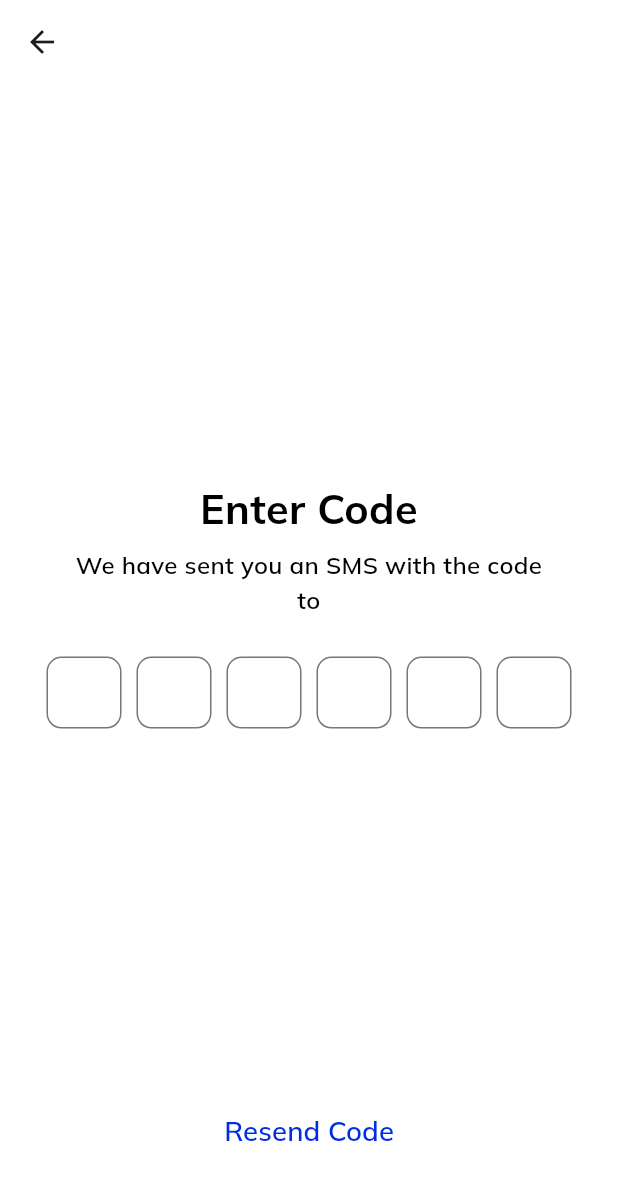
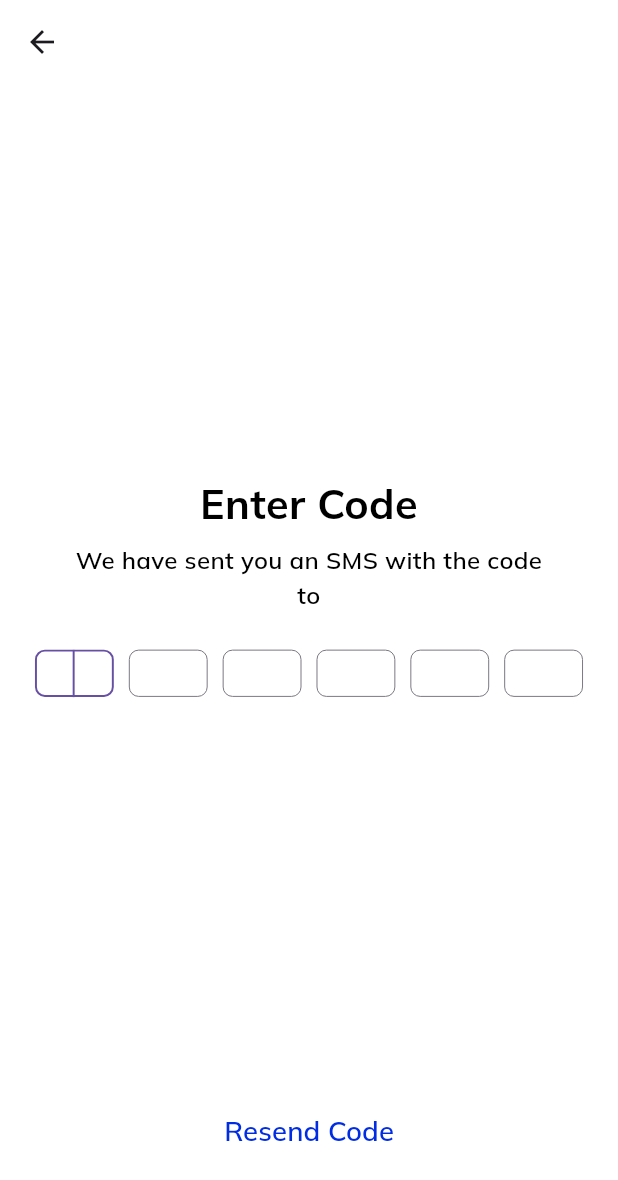
Before and after one commit to byteVortex0/Chateo, a Flutter app: the LoginVerificationOTP screen opened directly with empty values, on a phone screen of 412 x 824 dp. Shown: the top 1180 px of the screen. Run offline on Flutter 3.47's test engine with Material 3 defaults, Android fonts, the phone set to English and light mode, and no system bars; our stand-ins replace bloc, country_code_picker, firebase_auth, firebase_core, flutter_bloc, flutter_screenutil and 5 more; accounts and stored records are empty.

Commit message:
rerfactor code done

```diff
--- a/lib/chateo.dart
+++ b/lib/chateo.dart
@@ -25,7 +25,6 @@ class Chateo extends StatelessWidget {
               debugShowCheckedModeBanner: false,
               darkTheme: ThemeManager.darkTheme,
               theme: ThemeManager.lightTheme,
-              //TODO: refactor
               themeMode:
                   context.read<ThemeCubit>().isDark
                       ? ThemeMode.dark
--- a/lib/core/app/theme_cubit/theme_cubit.dart
+++ b/lib/core/app/theme_cubit/theme_cubit.dart
@@ -6,18 +6,24 @@ import '../../service/shared_pref/shared_pref.dart';
 part 'theme_state.dart';
 
 class ThemeCubit extends Cubit<ThemeState> {
-  ThemeCubit() : super(ThemeInitial());
+  ThemeCubit() : super(ThemeInitial()) {
+    loadTheme();
+  }
 
-  bool isDark =
-      PlatformDispatcher.instance.platformBrightness == Brightness.dark;
+  Future<void> loadTheme() async {
+    final savedTheme = await SharedPref.getValue(PrefKey.isDark) as bool?;
+    final defaultTheme =
+        PlatformDispatcher.instance.platformBrightness == Brightness.dark;
+
+    emit(ChangeThemeMode(isDark: savedTheme ?? defaultTheme));
+  }
 
   Future<void> changeThemeMode({bool? sharedMode}) async {
-    if (sharedMode != null) {
-      isDark = sharedMode;
-    } else {
-      isDark = !isDark;
-      await SharedPref.setValue(PrefKey.isDark, isDark);
-    }
-    emit(ChangeThemeMode(isDark: isDark));
+    final newMode = sharedMode ?? !isDark;
+    await SharedPref.setValue(PrefKey.isDark, newMode);
+    emit(ChangeThemeMode(isDark: newMode));
   }
+
+  bool get isDark =>
+      state is ChangeThemeMode && (state as ChangeThemeMode).isDark;
 }
--- a/lib/core/service/firebase/firebase_authentication.dart
+++ b/lib/core/service/firebase/firebase_authentication.dart
@@ -3,7 +3,8 @@ import 'dart:developer';
 
 import 'package:firebase_auth/firebase_auth.dart';
 
-//TODO: refactor this class
+// refactor this class
+//* Done by creating bloc
 
 class FirebaseAuthentication {
   FirebaseAuthentication._();
--- a/lib/features/Auth/loginVerificationOTP/ui/login_verification_otp.dart
+++ b/lib/features/Auth/loginVerificationOTP/ui/login_verification_otp.dart
@@ -49,7 +49,6 @@ class LoginVerificationOTP extends StatelessWidget {
                               ),
                               SizedBox(height: 5.h),
                               Text(
-                                //TODO: add number
                                 'We have sent you an SMS with the code\nto $phoneNumber',
                                 style: StyleManager.black14SemiBold(context),
                                 textAlign: TextAlign.center,
@@ -65,12 +64,10 @@ class LoginVerificationOTP extends StatelessWidget {
                       BlocConsumer<LoginByPhoneCubit, LoginByPhoneState>(
                         listener: (context, state) {
                           if (state is LoginByPhoneFailed) {
-                            //TODO: refactor
                             ScaffoldMessenger.of(context).showSnackBar(
                               SnackBar(content: Text(state.message)),
                             );
                           } else if (state is LoginByPhoneSendCode) {
-                            //TODO: refactor
                             ScaffoldMessenger.of(context).showSnackBar(
                               SnackBar(content: Text('Code sent successfully')),
                             );
--- a/lib/features/Auth/loginVerificationOTP/ui/widgets/otp_fields.dart
+++ b/lib/features/Auth/loginVerificationOTP/ui/widgets/otp_fields.dart
@@ -7,6 +7,7 @@ import 'package:chateo/features/Auth/loginVerificationOTP/logic/verify_otp/verif
 import 'package:flutter/material.dart';
 import 'package:flutter/services.dart';
 import 'package:flutter_bloc/flutter_bloc.dart';
+import 'package:flutter_screenutil/flutter_screenutil.dart';
 
 class OTPFields extends StatefulWidget {
   const OTPFields({super.key, required this.verificationId});
@@ -25,6 +26,12 @@ class _OTPFieldsState extends State<OTPFields> {
   final List<FocusNode> _focusNodes = List.generate(6, (index) => FocusNode());
 
   @override
+  void initState() {
+    super.initState();
+    _focusNodes[0].requestFocus();
+  }
+
+  @override
   void dispose() {
     for (var controller in _controllers) {
       controller.dispose();
@@ -39,6 +46,13 @@ class _OTPFieldsState extends State<OTPFields> {
     if (value.isNotEmpty) {
       if (index < 5) {
         _focusNodes[index + 1].requestFocus();
+      } else {
+        if (_controllers[5].text.isNotEmpty) {
+          context.read<VerifyOtpCubit>().verifyOTP(
+            verificationId: widget.verificationId,
+            otp: _controllers.map((e) => e.text).join(),
+          );
+        }
       }
     }
   }
@@ -58,7 +72,6 @@ class _OTPFieldsState extends State<OTPFields> {
     return BlocConsumer<VerifyOtpCubit, VerifyOtpState>(
       listener: (context, state) {
         if (state is VerifyOtpSuccess) {
-          //TODO: refactor
           ScaffoldMessenger.of(
             context,
           ).showSnackBar(SnackBar(content: Text('Verified successfully')));
@@ -70,18 +83,25 @@ class _OTPFieldsState extends State<OTPFields> {
         }
       },
       builder: (context, state) {
-        return Row(
+        return Column(
+          children: [
+            Row(
               mainAxisAlignment: MainAxisAlignment.center,
               children: List.generate(6, (index) {
-            return KeyboardListener(
+                return Expanded(
+                  child: KeyboardListener(
                     focusNode: FocusNode(),
                     onKeyEvent: (event) => _onKeyPress(event, index),
-              //TODO: Hard code
                     child: Container(
                       margin: EdgeInsets.symmetric(horizontal: 5),
-                width: 50,
-                height: 50,
                       alignment: Alignment.center,
+                      child: FittedBox(
+                        fit: BoxFit.scaleDown,
+                        child: ConstrainedBox(
+                          constraints: BoxConstraints(
+                            minWidth: 50.w,
+                            maxWidth: 70.w,
+                          ),
                           child: TextField(
                             controller: _controllers[index],
                             focusNode: _focusNodes[index],
@@ -99,27 +119,29 @@ class _OTPFieldsState extends State<OTPFields> {
                             onChanged: (value) => _onChanged(value, index),
                             onSubmitted: (value) {
                               if (index == 5) {
-                      String otpCode = _controllers.map((e) => e.text).join();
+                                String otpCode =
+                                    _controllers.map((e) => e.text).join();
                                 log("رمز التحقق: $otpCode");
                               }
                             },
-                  onTapOutside: (_) => FocusScope.of(context).unfocus(),
+                            onTapOutside:
+                                (_) => FocusScope.of(context).unfocus(),
                             onEditingComplete: () async {
                               if (index < 5) {
                                 _focusNodes[index + 1].requestFocus();
-                    } else {
-                      if (_controllers[5].text.isNotEmpty) {
-                        context.read<VerifyOtpCubit>().verifyOTP(
-                          verificationId: widget.verificationId,
-                          otp: _controllers.map((e) => e.text).join(),
-                        );
-                      }
                               }
                             },
                           ),
                         ),
+                      ),
+                    ),
+                  ),
                 );
               }),
+            ),
+            SizedBox(height: 20.h),
+            if (state is VerifyOtpLoading) CircularProgressIndicator(),
+          ],
         );
       },
     );
```
Also changed, not shown: lib/features/Auth/loginByPhone/ui/login_by_phone.dart (+17 -6 lines), 2 other files. Lines whose indentation alone changed are shown as unchanged.
